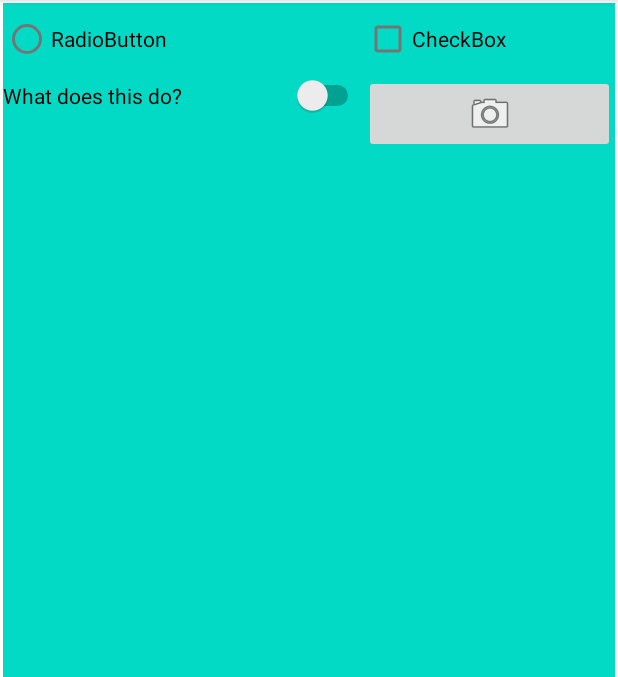
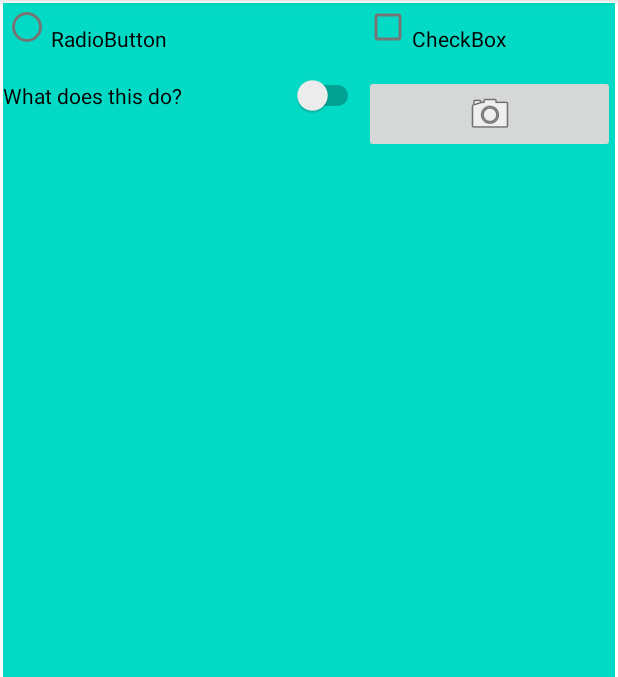
Before and after one commit to BobahhBoi/CP470, an Android app: the ListItemsActivity screen opened directly, with no data from a screen before it, on a phone screen of 412 x 824 dp, the part 84-761 px from its top. Run offline under Robolectric (Android 15) with nearby library versions, the phone set to English and light mode, and no system bars.

Commit message:
fixed gravity on list items activity

```diff
--- a/app/src/main/res/layout/activity_list_items.xml
+++ b/app/src/main/res/layout/activity_list_items.xml
@@ -16,7 +16,7 @@
         android:layout_row="0"
         android:layout_column="0"
         android:layout_columnWeight="1"
-        android:layout_gravity="fill_horizontal"
+        android:gravity="fill"
         android:text="RadioButton" />
 
     <CheckBox
@@ -26,7 +26,7 @@
         android:layout_row="0"
         android:layout_column="1"
         android:layout_columnWeight="1"
-        android:layout_gravity="fill_horizontal"
+        android:gravity="fill"
         android:text="CheckBox" />
 
     <Switch
@@ -36,7 +36,7 @@
         android:layout_row="1"
         android:layout_column="0"
         android:layout_columnWeight="1"
-        android:layout_gravity="fill_horizontal"
+        android:gravity="fill"
         android:text="What does this do?" />
 
     <ImageButton
@@ -46,6 +46,6 @@
         android:layout_row="1"
         android:layout_column="1"
         android:layout_columnWeight="1"
-        android:layout_gravity="fill_horizontal"
-        app:srcCompat="@android:drawable/ic_menu_camera" />
+        android:gravity="fill"
+    app:srcCompat="@android:drawable/ic_menu_camera" />
 </GridLayout>
```
